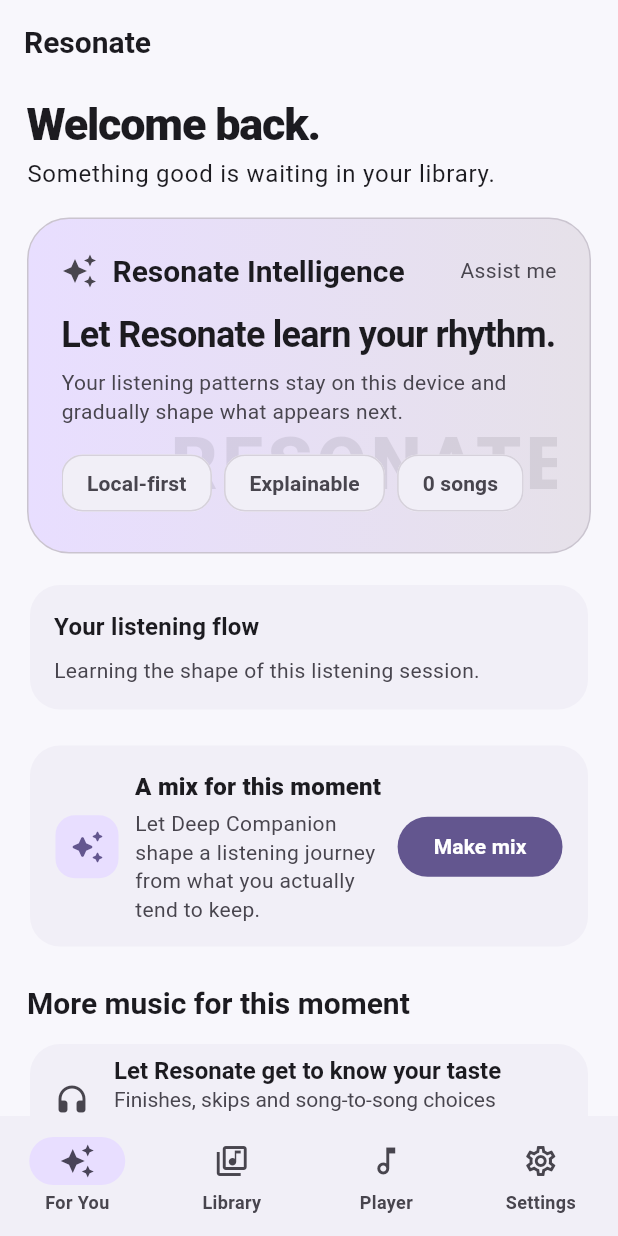
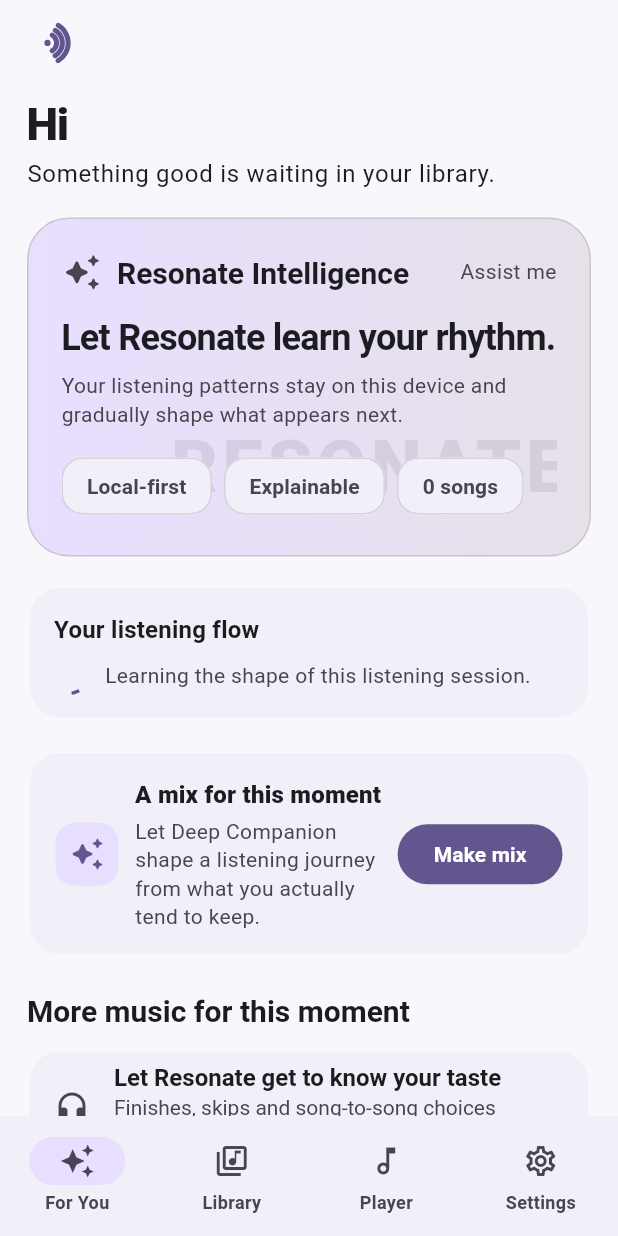
Before and after one commit to R-6167/Resonate, a Flutter app: the screen it shows after launch, on a phone screen of 412 x 824 dp. Run offline on Flutter 3.47's test engine with Material 3 defaults, Android fonts, the phone set to English and light mode, and no system bars; our stand-ins replace audio_service, just_audio, shared_preferences, sqflite; missing offline and left inert: audio_session; accounts and stored records are empty; statements that could not run were skipped.

Commit message:
feat: polish companion presentation and player layout

```diff
--- a/lib/screens/home_screen.dart
+++ b/lib/screens/home_screen.dart
@@ -7,6 +7,8 @@ import '../providers/library_provider.dart';
 import '../providers/music_provider.dart';
 import '../services/playback_authority.dart';
 import '../widgets/evolving_mix_card.dart';
+import '../widgets/resonate_logo.dart';
+import '../widgets/animated_companion_mark.dart';
 import 'library_screen.dart';
 import 'player_screen.dart';
 import 'settings_screen.dart';
@@ -144,7 +146,7 @@ class _HomeDashboard extends StatelessWidget {
     final children = <Widget>[
       const SizedBox(height: 8),
       Text(
-        'Welcome back.',
+        'Hi',
         style: Theme.of(context)
             .textTheme
             .displaySmall
@@ -249,7 +251,7 @@ class _HomeDashboard extends StatelessWidget {
     ]);
 
     return Scaffold(
-      appBar: AppBar(title: const Text('Resonate')),
+      appBar: AppBar(title: const ResonateLogo(size: 32)),
       body: RefreshIndicator(
         onRefresh: intelligence.refreshRecommendations,
         child: ListView(
@@ -331,10 +333,9 @@ class _IntelligenceHero extends StatelessWidget {
                   turns: Tween(begin: .88, end: 1.0).animate(animation),
                   child: FadeTransition(opacity: animation, child: child),
                 ),
-                child: Icon(
-                  intelligence.isAutopilot
-                      ? Icons.smart_toy_rounded
-                      : Icons.auto_awesome,
+                child: AnimatedCompanionMark(
+                  mode: intelligence.autonomyLabel,
+                  size: 27,
                   key: ValueKey(intelligence.autonomyLabel),
                 ),
               ),
@@ -401,7 +402,14 @@ class _SessionCard extends StatelessWidget {
                   ?.copyWith(fontWeight: FontWeight.w700),
             ),
             const SizedBox(height: 8),
-            Text(intelligence.sessionSummary),
+            Row(
+              crossAxisAlignment: CrossAxisAlignment.center,
+              children: [
+                SizedBox(width: 22, height: 22, child: CircularProgressIndicator(strokeWidth: 2.2, valueColor: AlwaysStoppedAnimation(Theme.of(context).colorScheme.primary))),
+                const SizedBox(width: 12),
+                Expanded(child: Text(intelligence.sessionSummary)),
+              ],
+            ),
             if (intelligence.sessionArtists.isNotEmpty) ...[
               const SizedBox(height: 8),
               Text(
--- a/lib/screens/player_screen.dart
+++ b/lib/screens/player_screen.dart
@@ -1,5 +1,6 @@
 import 'dart:async';
 import 'dart:math' as math;
+import 'dart:ui' as ui;
 
 import 'package:flutter/material.dart';
 import 'package:just_audio/just_audio.dart';
@@ -101,17 +102,6 @@ class _PlayerScreenState extends State<PlayerScreen> {
                 overflow: TextOverflow.ellipsis,
               ),
               const SizedBox(height: 10),
-              const AutopilotTakeoverCard(),
-              const SizedBox(height: 10),
-              Consumer<IntelligenceProvider>(
-                builder: (context, intelligence, _) {
-                  final item = intelligence.anticipatedNext;
-                  if (!intelligence.isEnabled || item == null) {
-                    return const SizedBox.shrink();
-                  }
-                  return _NextCard(item: item, mode: intelligence.autonomyLabel);
-                },
-              ),
               const SizedBox(height: 10),
               const SizedBox(
                 height: 100,
@@ -266,6 +256,15 @@ class _PlayerScreenState extends State<PlayerScreen> {
                 ),
               ),
               const SizedBox(height: 14),
+              const AutopilotTakeoverCard(),
+              const SizedBox(height: 10),
+              Consumer<IntelligenceProvider>(
+                builder: (context, intelligence, _) {
+                  final item = intelligence.anticipatedNext;
+                  if (!intelligence.isEnabled || item == null) return const SizedBox.shrink();
+                  return _NextCard(item: item, mode: intelligence.autonomyLabel);
+                },
+              ),
             ],
           );
         },
@@ -627,7 +626,7 @@ class _MarqueeSongTitleState extends State<_MarqueeSongTitle> {
   @override void initState() { super.initState(); _controller = ScrollController(); WidgetsBinding.instance.addPostFrameCallback((_) => _schedule()); }
   @override void didUpdateWidget(covariant _MarqueeSongTitle oldWidget) { super.didUpdateWidget(oldWidget); if (oldWidget.title != widget.title) { _timer?.cancel(); if (_controller.hasClients) _controller.jumpTo(0); WidgetsBinding.instance.addPostFrameCallback((_) => _schedule()); } }
   void _schedule() { if (!mounted || !_controller.hasClients || _controller.position.maxScrollExtent <= 1) return; _timer?.cancel(); _timer = Timer(const Duration(milliseconds: 1200), _run); }
-  Future<void> _run() async { if (!mounted || !_controller.hasClients) return; final max = _controller.position.maxScrollExtent; if (max <= 1) return; await _controller.animateTo(max, duration: const Duration(milliseconds: 3200), curve: Curves.easeInOut); if (!mounted || !_controller.hasClients) return; await Future<void>.delayed(const Duration(milliseconds: 900)); if (!mounted || !_controller.hasClients) return; await _controller.animateTo(0, duration: const Duration(milliseconds: 3200), curve: Curves.easeInOut); if (mounted) _timer = Timer(const Duration(milliseconds: 1200), _run); }
+  Future<void> _run() async { if (!mounted || !_controller.hasClients) return; final max = _controller.position.maxScrollExtent; if (max <= 1) return; await _controller.animateTo(max, duration: const Duration(milliseconds: 5200), curve: Curves.easeInOut); if (!mounted || !_controller.hasClients) return; await Future<void>.delayed(const Duration(milliseconds: 1400)); if (!mounted || !_controller.hasClients) return; await _controller.animateTo(0, duration: const Duration(milliseconds: 5200), curve: Curves.easeInOut); if (mounted) _timer = Timer(const Duration(milliseconds: 1200), _run); }
   @override void dispose() { _timer?.cancel(); _controller.dispose(); super.dispose(); }
   @override Widget build(BuildContext context) { final style = Theme.of(context).textTheme.headlineSmall?.copyWith(fontWeight: FontWeight.bold); return LayoutBuilder(builder: (context, constraints) => SizedBox(height: 34, child: SingleChildScrollView(controller: _controller, scrollDirection: Axis.horizontal, physics: const NeverScrollableScrollPhysics(), child: ConstrainedBox(constraints: BoxConstraints(minWidth: constraints.maxWidth), child: Text(widget.title, textAlign: TextAlign.center, maxLines: 1, overflow: TextOverflow.visible, style: style))))); }
 }
```
